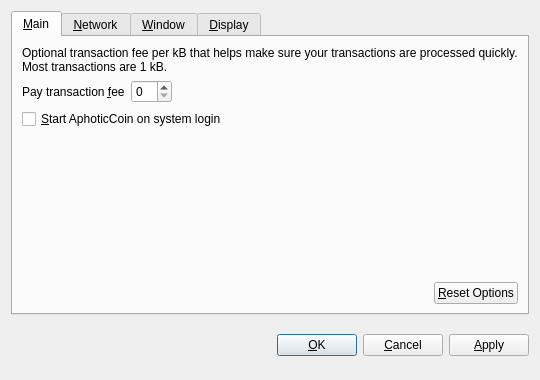
This is src/qt/forms/optionsdialog.ui in bitsta/parallelcoin as Qt 5 draws it before an edit. The edited form follows.
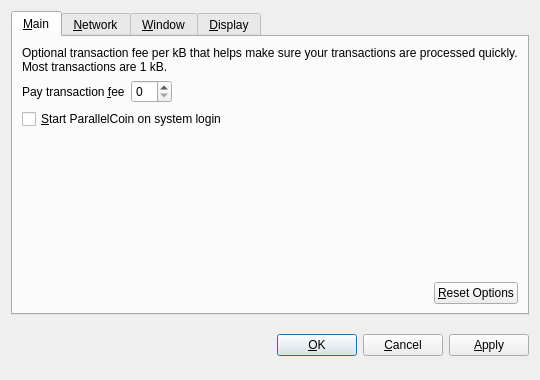
This is the edited form. Custom widgets are drawn as their Qt base class.

```diff
--- a/src/qt/forms/optionsdialog.ui
+++ b/src/qt/forms/optionsdialog.ui
@@ -82,7 +82,7 @@
           <string>Automatically start AphoticCoin after logging in to the system.</string>
          </property>
          <property name="text">
-          <string>&amp;Start AphoticCoin on system login</string>
+          <string>&amp;Start ParallelCoin on system login</string>
          </property>
         </widget>
        </item>
```
Left out of the diff: 10 changed lines with no effect on the pictures.
